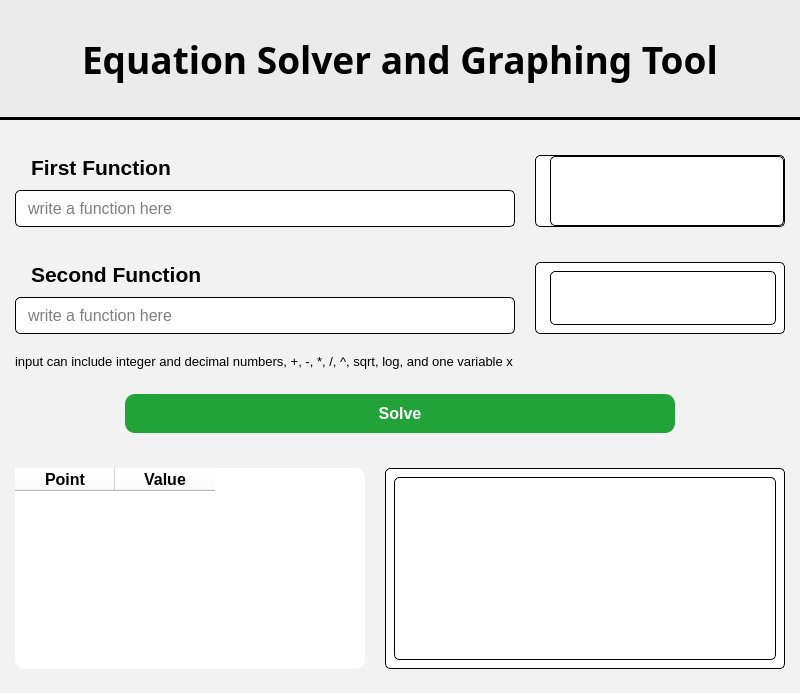
This is src/gui/mainwindow.ui in balbal1/Equation-Solver-Task as Qt 5 draws it before an edit. The edited form follows.
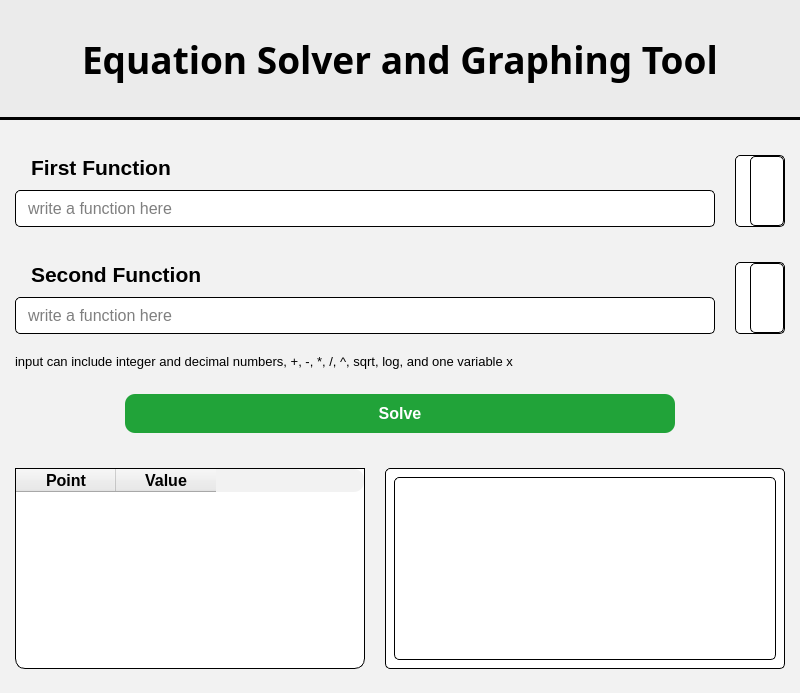
This is the edited form.

The edit to the form file:
```diff
--- a/src/gui/mainwindow.ui
+++ b/src/gui/mainwindow.ui
@@ -132,7 +132,7 @@
             </property>
             <property name="maximumSize">
              <size>
-              <width>500</width>
+              <width>700</width>
               <height>16777215</height>
              </size>
             </property>
@@ -263,7 +263,7 @@
             </property>
             <property name="maximumSize">
              <size>
-              <width>500</width>
+              <width>700</width>
               <height>16777215</height>
              </size>
             </property>
@@ -340,6 +340,15 @@
              <property name="leftMargin">
               <number>15</number>
              </property>
+             <property name="topMargin">
+              <number>1</number>
+             </property>
+             <property name="rightMargin">
+              <number>1</number>
+             </property>
+             <property name="bottomMargin">
+              <number>1</number>
+             </property>
              <item>
               <layout class="QHBoxLayout" name="input2_function">
                <property name="spacing">
@@ -474,10 +483,25 @@
           </size>
          </property>
          <property name="styleSheet">
-          <string notr="true">background: white;
-border-radius: 10px
-</string>
+          <string notr="true">QTableWidget {
+	background: white;
+	border-bottom-left-radius: 10px;
+	border-bottom-right-radius: 10px;
+	border: 1px solid black;
+}
+
+QHeaderView::section {
+	background: #ebebeb;
+	border-bottom: 1px solid black;
+}
+
+QHeaderView {	
+	border-radius: 10px;
+}</string>
          </property>
+         <attribute name="verticalHeaderVisible">
+          <bool>false</bool>
+         </attribute>
          <column>
           <property name="text">
            <string>Point</string>
```
